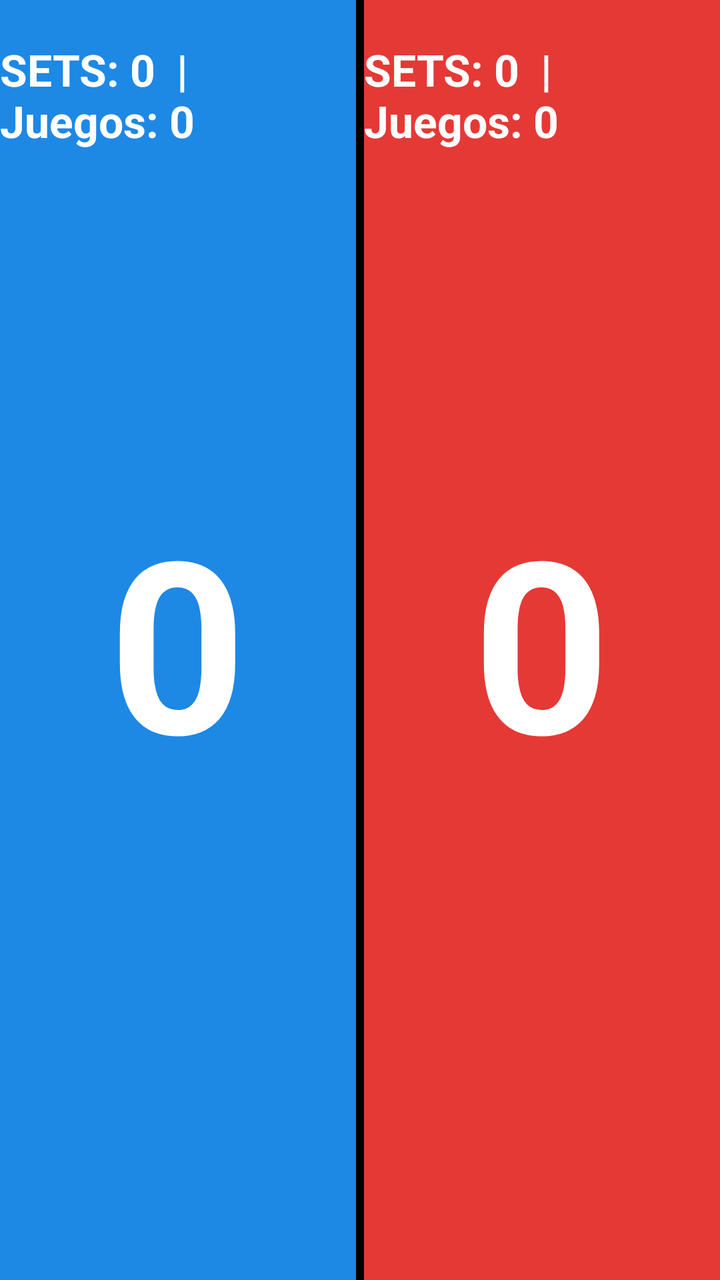
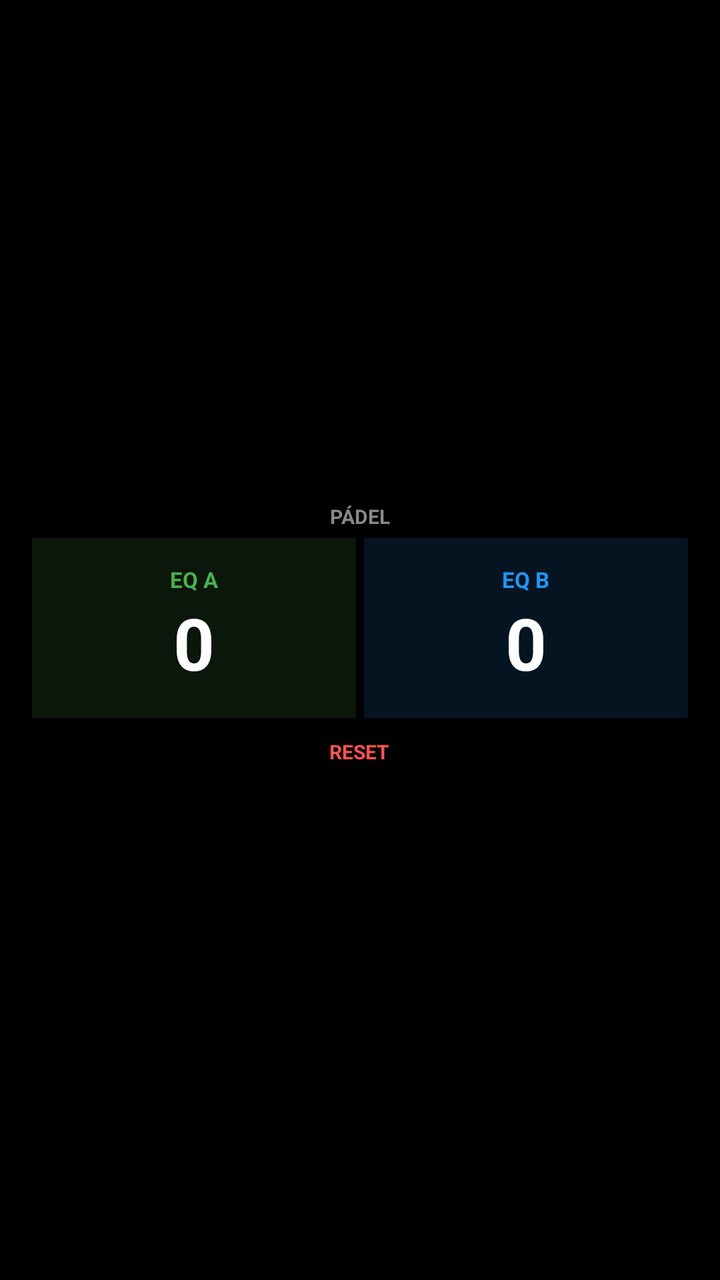

Compare the two renders of this Android layout. The source of the first and the diff that turns it into the second are given below.
<!-- AndroidManifest.xml: application theme Theme.AppCompat.Light.NoActionBar -->
<!-- res/layout/activity_main.xml -->
<?xml version="1.0" encoding="utf-8"?>
<LinearLayout xmlns:android="http://schemas.android.com/apk/res/android"
    android:layout_width="match_parent"
    android:layout_height="match_parent"
    android:orientation="horizontal">

    
    <FrameLayout
        android:id="@+id/btnTeam1"
        android:layout_width="0dp"
        android:layout_height="match_parent"
        android:layout_weight="1"
        android:background="#1E88E5">

        <TextView
            android:id="@+id/txtHeader1"
            android:layout_width="wrap_content"
            android:layout_height="wrap_content"
            android:layout_gravity="top|center_horizontal"
            android:layout_marginTop="20dp"
            android:text="SETS: 0  |  Juegos: 0"
            android:textColor="#FFFFFF"
            android:textSize="22sp"
            android:textStyle="bold" />

        <TextView
            android:id="@+id/txtScore1"
            android:layout_width="wrap_content"
            android:layout_height="wrap_content"
            android:layout_gravity="center"
            android:text="0"
            android:textColor="#FFFFFF"
            android:textSize="120sp"
            android:textStyle="bold" />
    </FrameLayout>

    <View
        android:layout_width="4dp"
        android:layout_height="match_parent"
        android:background="#000000" />

    
    <FrameLayout
        android:id="@+id/btnTeam2"
        android:layout_width="0dp"
        android:layout_height="match_parent"
        android:layout_weight="1"
        android:background="#E53935">

        <TextView
            android:id="@+id/txtHeader2"
            android:layout_width="wrap_content"
            android:layout_height="wrap_content"
            android:layout_gravity="top|center_horizontal"
            android:layout_marginTop="20dp"
            android:text="SETS: 0  |  Juegos: 0"
            android:textColor="#FFFFFF"
            android:textSize="22sp"
            android:textStyle="bold" />

        <TextView
            android:id="@+id/txtScore2"
            android:layout_width="wrap_content"
            android:layout_height="wrap_content"
            android:layout_gravity="center"
            android:text="0"
            android:textColor="#FFFFFF"
            android:textSize="120sp"
            android:textStyle="bold" />
    </FrameLayout>
</LinearLayout>
<!-- resources referenced by this layout -->
<resources>

</resources>

<!-- the commit's change to res/layout/activity_main.xml (unified diff, before → after) -->
@@ -2,70 +2,103 @@
 <LinearLayout xmlns:android="http://schemas.android.com/apk/res/android"
     android:layout_width="match_parent"
     android:layout_height="match_parent"
-    android:orientation="horizontal">
+    android:orientation="vertical"
+    android:gravity="center"
+    android:background="#000000"
+    android:padding="16dp">
+
+    <TextView
+        android:layout_width="wrap_content"
+        android:layout_height="wrap_content"
+        android:text="PÁDEL"
+        android:textColor="#888888"
+        android:textSize="10sp"
+        android:textStyle="bold"
+        android:layout_marginBottom="4dp" />
 
     
-    <FrameLayout
-        android:id="@+id/btnTeam1"
-        android:layout_width="0dp"
-        android:layout_height="match_parent"
-        android:layout_weight="1"
-        android:background="#1E88E5">
+    <LinearLayout
+        android:layout_width="match_parent"
+        android:layout_height="90dp"
+        android:orientation="horizontal"
+        android:gravity="center">
 
-        <TextView
-            android:id="@+id/txtHeader1"
-            android:layout_width="wrap_content"
-            android:layout_height="wrap_content"
-            android:layout_gravity="top|center_horizontal"
-            android:layout_marginTop="20dp"
-            android:text="SETS: 0  |  Juegos: 0"
-            android:textColor="#FFFFFF"
-            android:textSize="22sp"
-            android:textStyle="bold" />
+        
+        <LinearLayout
+            android:id="@+id/layoutTeamA"
+            android:layout_width="0dp"
+            android:layout_height="match_parent"
+            android:layout_weight="1"
+            android:gravity="center"
+            android:orientation="vertical"
+            android:background="#224CAF50"
+            android:clickable="true"
+            android:focusable="true"
+            android:layout_marginEnd="2dp">
 
-        <TextView
-            android:id="@+id/txtScore1"
-            android:layout_width="wrap_content"
-            android:layout_height="wrap_content"
-            android:layout_gravity="center"
-            android:text="0"
-            android:textColor="#FFFFFF"
-            android:textSize="120sp"
-            android:textStyle="bold" />
-    </FrameLayout>
+            <TextView
+                android:layout_width="wrap_content"
+                android:layout_height="wrap_content"
+                android:text="EQ A"
+                android:textColor="#4CAF50"
+                android:textSize="11sp"
+                android:textStyle="bold" />
 
-    <View
-        android:layout_width="4dp"
-        android:layout_height="match_parent"
-        android:background="#000000" />
+            <TextView
+                android:id="@+id/tvScoreA"
+                android:layout_width="wrap_content"
+                android:layout_height="wrap_content"
+                android:text="0"
+                android:textColor="#FFFFFF"
+                android:textSize="36sp"
+                android:textStyle="bold" />
+        </LinearLayout>
+
+        
+        <LinearLayout
+            android:id="@+id/layoutTeamB"
+            android:layout_width="0dp"
+            android:layout_height="match_parent"
+            android:layout_weight="1"
+            android:gravity="center"
+            android:orientation="vertical"
+            android:background="#222196F3"
+            android:clickable="true"
+            android:focusable="true"
+            android:layout_marginStart="2dp">
+
+            <TextView
+                android:layout_width="wrap_content"
+                android:layout_height="wrap_content"
+                android:text="EQ B"
+                android:textColor="#2196F3"
+                android:textSize="11sp"
+                android:textStyle="bold" />
+
+            <TextView
+                android:id="@+id/tvScoreB"
+                android:layout_width="wrap_content"
+                android:layout_height="wrap_content"
+                android:text="0"
+                android:textColor="#FFFFFF"
+                android:textSize="36sp"
+                android:textStyle="bold" />
+        </LinearLayout>
+
+    </LinearLayout>
 
     
-    <FrameLayout
-        android:id="@+id/btnTeam2"
-        android:layout_width="0dp"
-        android:layout_height="match_parent"
-        android:layout_weight="1"
-        android:background="#E53935">
+    <TextView
+        android:id="@+id/btnReset"
+        android:layout_width="wrap_content"
+        android:layout_height="wrap_content"
+        android:text="RESET"
+        android:textColor="#FF5252"
+        android:textSize="10sp"
+        android:textStyle="bold"
+        android:padding="6dp"
+        android:clickable="true"
+        android:focusable="true"
+        android:layout_marginTop="4dp" />
 
-        <TextView
-            android:id="@+id/txtHeader2"
-            android:layout_width="wrap_content"
-            android:layout_height="wrap_content"
-            android:layout_gravity="top|center_horizontal"
-            android:layout_marginTop="20dp"
-            android:text="SETS: 0  |  Juegos: 0"
-            android:textColor="#FFFFFF"
-            android:textSize="22sp"
-            android:textStyle="bold" />
-
-        <TextView
-            android:id="@+id/txtScore2"
-            android:layout_width="wrap_content"
-            android:layout_height="wrap_content"
-            android:layout_gravity="center"
-            android:text="0"
-            android:textColor="#FFFFFF"
-            android:textSize="120sp"
-            android:textStyle="bold" />
-    </FrameLayout>
 </LinearLayout>
